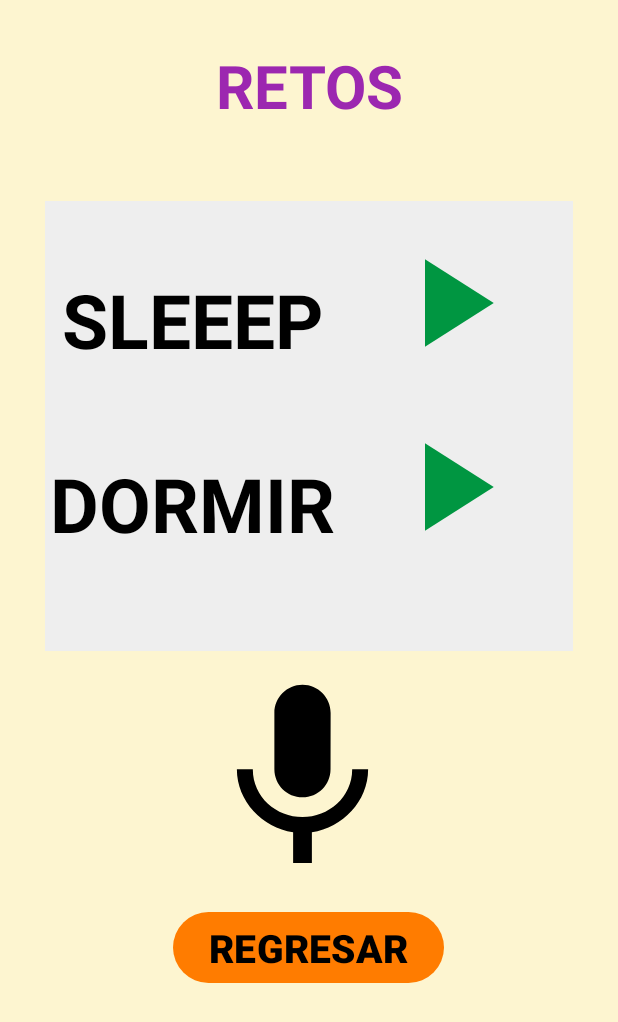
After one commit to AmadaSarahi/HBGcompartido, an Android app: the layout activity_retosjuego.xml on its own in the app's theme, with its tools: preview values and no code run, on a phone screen of 412 x 824 dp. The commit adds this screen. Shown: the top 1022 px of the screen. Run offline under Robolectric (Android 15) with nearby library versions, the phone set to English and light mode, and no system bars.

Commit message:
Pantallas estaticas RetosJuego y configuracion

```diff
--- /dev/null
+++ b/app/src/main/res/drawable/ic_mic.xml
@@ -0,0 +1,5 @@
+<vector android:height="24dp" android:tint="#000000"
+    android:viewportHeight="24" android:viewportWidth="24"
+    android:width="24dp" xmlns:android="http://schemas.android.com/apk/res/android">
+    <path android:fillColor="@android:color/white" android:pathData="M12,14c1.66,0 2.99,-1.34 2.99,-3L15,5c0,-1.66 -1.34,-3 -3,-3S9,3.34 9,5v6c0,1.66 1.34,3 3,3zM17.3,11c0,3 -2.54,5.1 -5.3,5.1S6.7,14 6.7,11L5,11c0,3.41 2.72,6.23 6,6.72L11,21h2v-3.28c3.28,-0.48 6,-3.3 6,-6.72h-1.7z"/>
+</vector>
--- /dev/null
+++ b/app/src/main/res/drawable/ic_play.xml
@@ -0,0 +1,5 @@
+<vector android:height="24dp" android:tint="#00A949"
+    android:viewportHeight="24" android:viewportWidth="24"
+    android:width="24dp" xmlns:android="http://schemas.android.com/apk/res/android">
+    <path android:fillColor="@android:color/white" android:pathData="M8,5v14l11,-7z"/>
+</vector>
--- /dev/null
+++ b/app/src/main/res/layout/activity_retosjuego.xml
@@ -0,0 +1,130 @@
+<?xml version="1.0" encoding="utf-8"?>
+<LinearLayout xmlns:android="http://schemas.android.com/apk/res/android"
+    xmlns:app="http://schemas.android.com/apk/res-auto"
+    xmlns:tools="http://schemas.android.com/tools"
+    android:layout_width="match_parent"
+    android:layout_height="match_parent"
+    android:orientation="vertical"
+    android:background="#FDF5D0"
+    android:padding="30dp"
+    tools:context=".RetosJuegoActivity">
+
+    <LinearLayout
+        android:layout_width="match_parent"
+        android:layout_height="wrap_content"
+        android:orientation="horizontal">
+
+        <TextView
+            android:id="@+id/txtV_RetosJuego"
+            android:layout_width="match_parent"
+            android:layout_height="wrap_content"
+            android:layout_weight="1"
+            android:text="RETOS"
+            android:textAlignment="center"
+            android:textColor="#9c27b0"
+            android:textSize="40sp"
+            android:textStyle="bold" />
+    </LinearLayout>
+
+    <LinearLayout
+        android:layout_width="match_parent"
+        android:layout_height="300dp"
+        android:orientation="vertical"
+        android:layout_gravity="center"
+        android:layout_marginTop="50dp"
+        android:background="#eeeeee">
+
+        <LinearLayout
+            android:layout_width="match_parent"
+            android:layout_height="wrap_content"
+            android:layout_gravity="center"
+            android:orientation="horizontal"
+            android:layout_marginTop="20dp">
+
+            <TextView
+                android:id="@+id/txtV_PalabraIn"
+                android:layout_width="match_parent"
+                android:layout_height="wrap_content"
+                android:layout_marginTop="25dp"
+                android:layout_weight="1"
+                android:text="SLEEEP"
+                android:textAlignment="center"
+                android:textColor="#000000"
+                android:textSize="50sp"
+                android:textStyle="bold" />
+
+            <com.google.android.material.button.MaterialButton
+                android:id="@+id/btnPlayIn"
+                android:layout_width="wrap_content"
+                android:layout_height="70dp"
+                android:background="@android:color/transparent"
+                android:contentDescription="Play"
+                app:icon="@drawable/ic_play"
+                app:iconSize="100dp"
+                app:iconTint="#009641" />
+
+        </LinearLayout>
+
+        <LinearLayout
+            android:layout_width="match_parent"
+            android:layout_height="wrap_content"
+            android:layout_gravity="center"
+            android:orientation="horizontal"
+            android:layout_marginTop="30dp">
+
+            <TextView
+                android:id="@+id/txtV_PalabraEsp"
+                android:layout_width="match_parent"
+                android:layout_height="wrap_content"
+                android:layout_marginTop="25dp"
+                android:layout_weight="1"
+                android:text="DORMIR"
+                android:textAlignment="center"
+                android:textColor="#000000"
+                android:textSize="50sp"
+                android:textStyle="bold" />
+
+            <com.google.android.material.button.MaterialButton
+                android:id="@+id/btnPlayEsp"
+                android:layout_width="wrap_content"
+                android:layout_height="70dp"
+                android:background="@android:color/transparent"
+                android:contentDescription="Play"
+                app:icon="@drawable/ic_play"
+                app:iconSize="100dp"
+                app:iconTint="#009641" />
+
+        </LinearLayout>
+
+    </LinearLayout>
+
+
+    <LinearLayout
+        android:layout_width="match_parent"
+        android:layout_height="wrap_content"
+        android:gravity="center"
+        android:orientation="vertical">
+
+        <com.google.android.material.button.MaterialButton
+            android:id="@+id/btnGrabar"
+            android:layout_width="wrap_content"
+            android:layout_height="wrap_content"
+            android:background="@android:color/transparent"
+            android:contentDescription="Play"
+            app:icon="@drawable/ic_mic"
+            app:iconSize="150dp"
+            app:iconTint="#000000" />
+
+        <com.google.android.material.button.MaterialButton
+            android:id="@+id/btnRegresar"
+            android:layout_width="wrap_content"
+            android:layout_height="wrap_content"
+            android:text="REGRESAR"
+            android:textColor="#000000"
+            android:textSize="26sp"
+            android:textStyle="bold"
+            app:backgroundTint="#ff7c00" />
+    </LinearLayout>
+
+
+</LinearLayout>
```
Also changed, not shown: app/src/main/java/com/example/hbg/ConfiguracionActivity.java (added, +32 -0 lines), app/src/main/java/com/example/hbg/MainActivity.java (+6 -1 lines), app/src/main/java/com/example/hbg/RetosActivity.java (+14 -0 lines), app/src/main/java/com/example/hbg/RetosJuegoActivity.java (added, +24 -0 lines), app/src/main/res/layout/activity_configuracion.xml (added, +94 -0 lines).
